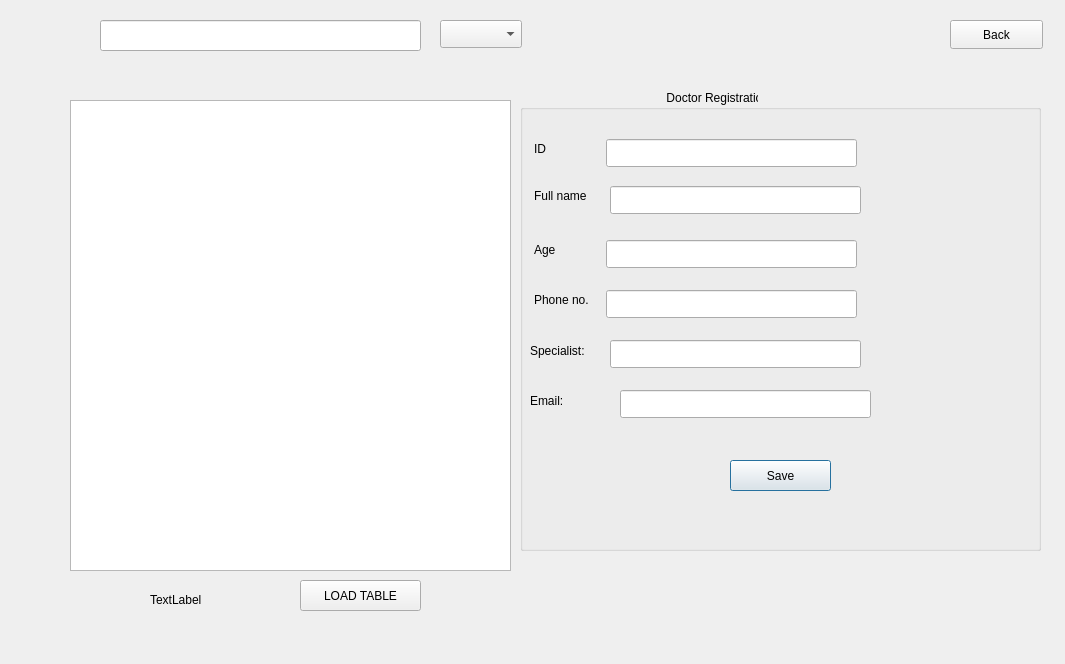
Above: Sqlite_DB/doctor.ui from AnishBharati/Qt-HMS before the change. Below: the same form after it.
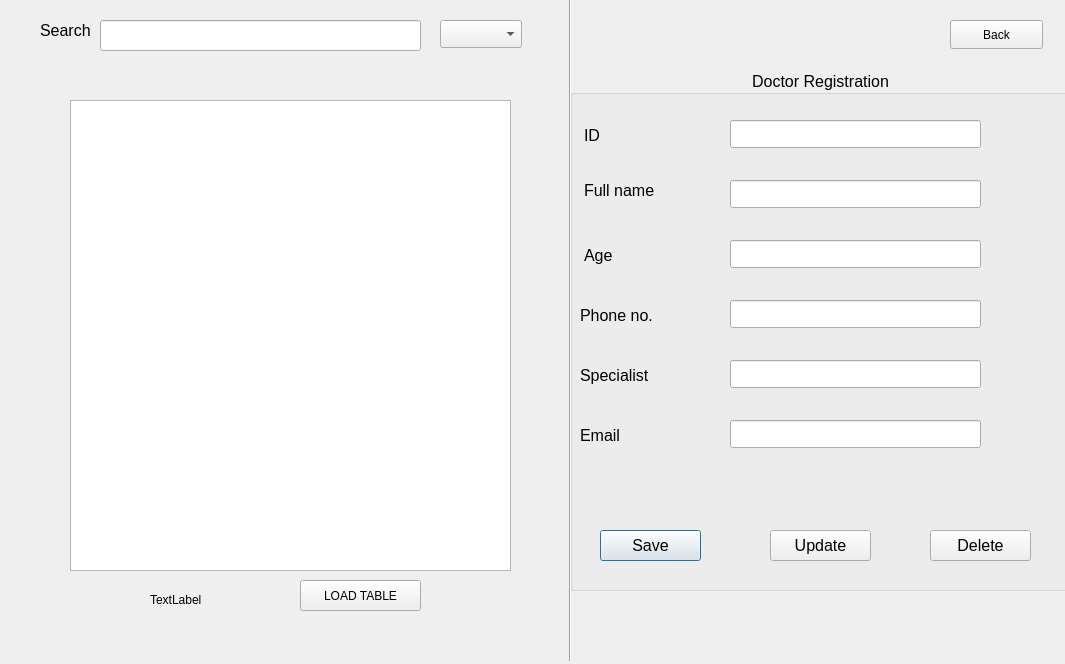
That is the form after the change.

```diff
--- a/Sqlite_DB/doctor.ui
+++ b/Sqlite_DB/doctor.ui
@@ -16,22 +16,30 @@
   <widget class="QGroupBox" name="groupBox">
    <property name="geometry">
     <rect>
-     <x>520</x>
-     <y>90</y>
-     <width>521</width>
-     <height>461</height>
+     <x>570</x>
+     <y>70</y>
+     <width>501</width>
+     <height>521</height>
     </rect>
    </property>
+   <property name="font">
+    <font>
+     <pointsize>12</pointsize>
+    </font>
+   </property>
    <property name="title">
-    <string>                                            Doctor Registration</string>
+    <string>Doctor Registration</string>
+   </property>
+   <property name="alignment">
+    <set>Qt::AlignCenter</set>
    </property>
    <widget class="QLabel" name="label_6">
     <property name="geometry">
      <rect>
       <x>14</x>
-      <y>49</y>
-      <width>16</width>
-      <height>20</height>
+      <y>50</y>
+      <width>41</width>
+      <height>31</height>
      </rect>
     </property>
     <property name="text">
@@ -41,8 +49,8 @@
    <widget class="QLineEdit" name="txt_id">
     <property name="geometry">
      <rect>
-      <x>86</x>
-      <y>49</y>
+      <x>160</x>
+      <y>50</y>
       <width>251</width>
       <height>28</height>
      </rect>
@@ -52,7 +60,7 @@
     <property name="geometry">
      <rect>
       <x>14</x>
-      <y>96</y>
+      <y>110</y>
       <width>91</width>
       <height>20</height>
      </rect>
@@ -64,8 +72,8 @@
    <widget class="QLineEdit" name="txt_name">
     <property name="geometry">
      <rect>
-      <x>90</x>
-      <y>96</y>
+      <x>160</x>
+      <y>110</y>
       <width>251</width>
       <height>28</height>
      </rect>
@@ -75,9 +83,9 @@
     <property name="geometry">
      <rect>
       <x>14</x>
-      <y>150</y>
-      <width>27</width>
-      <height>20</height>
+      <y>170</y>
+      <width>51</width>
+      <height>31</height>
      </rect>
     </property>
     <property name="text">
@@ -87,8 +95,8 @@
    <widget class="QLineEdit" name="txt_age">
     <property name="geometry">
      <rect>
-      <x>86</x>
-      <y>150</y>
+      <x>160</x>
+      <y>170</y>
       <width>251</width>
       <height>28</height>
      </rect>
@@ -97,10 +105,10 @@
    <widget class="QLabel" name="label_10">
     <property name="geometry">
      <rect>
-      <x>14</x>
-      <y>200</y>
-      <width>65</width>
-      <height>20</height>
+      <x>10</x>
+      <y>230</y>
+      <width>111</width>
+      <height>31</height>
      </rect>
     </property>
     <property name="text">
@@ -110,8 +118,8 @@
    <widget class="QLineEdit" name="txt_phone">
     <property name="geometry">
      <rect>
-      <x>86</x>
-      <y>200</y>
+      <x>160</x>
+      <y>230</y>
       <width>251</width>
       <height>28</height>
      </rect>
@@ -120,8 +128,8 @@
    <widget class="QPushButton" name="pushButton">
     <property name="geometry">
      <rect>
-      <x>210</x>
-      <y>370</y>
+      <x>30</x>
+      <y>460</y>
       <width>101</width>
       <height>31</height>
      </rect>
@@ -134,20 +142,20 @@
     <property name="geometry">
      <rect>
       <x>10</x>
-      <y>250</y>
-      <width>71</width>
-      <height>21</height>
+      <y>290</y>
+      <width>101</width>
+      <height>31</height>
      </rect>
     </property>
     <property name="text">
-     <string>Specialist:</string>
+     <string>Specialist</string>
     </property>
    </widget>
    <widget class="QLineEdit" name="txt_phone_2">
     <property name="geometry">
      <rect>
-      <x>90</x>
-      <y>250</y>
+      <x>160</x>
+      <y>290</y>
       <width>251</width>
       <height>28</height>
      </rect>
@@ -156,8 +164,8 @@
    <widget class="QLineEdit" name="txt_phone_3">
     <property name="geometry">
      <rect>
-      <x>100</x>
-      <y>300</y>
+      <x>160</x>
+      <y>350</y>
       <width>251</width>
       <height>28</height>
      </rect>
@@ -167,13 +175,39 @@
     <property name="geometry">
      <rect>
       <x>10</x>
-      <y>300</y>
-      <width>71</width>
-      <height>21</height>
+      <y>350</y>
+      <width>91</width>
+      <height>31</height>
      </rect>
     </property>
     <property name="text">
-     <string>Email:</string>
+     <string>Email</string>
+    </property>
+   </widget>
+   <widget class="QPushButton" name="pushButton_5">
+    <property name="geometry">
+     <rect>
+      <x>360</x>
+      <y>460</y>
+      <width>101</width>
+      <height>31</height>
+     </rect>
+    </property>
+    <property name="text">
+     <string>Delete</string>
+    </property>
+   </widget>
+   <widget class="QPushButton" name="pushButton_6">
+    <property name="geometry">
+     <rect>
+      <x>200</x>
+      <y>460</y>
+      <width>101</width>
+      <height>31</height>
+     </rect>
+    </property>
+    <property name="text">
+     <string>Update</string>
     </property>
    </widget>
   </widget>
@@ -244,6 +278,40 @@
      <width>321</width>
      <height>31</height>
     </rect>
+   </property>
+   <property name="echoMode">
+    <enum>QLineEdit::Normal</enum>
+   </property>
+  </widget>
+  <widget class="QLabel" name="label_3">
+   <property name="geometry">
+    <rect>
+     <x>40</x>
+     <y>20</y>
+     <width>63</width>
+     <height>20</height>
+    </rect>
+   </property>
+   <property name="font">
+    <font>
+     <pointsize>12</pointsize>
+    </font>
+   </property>
+   <property name="text">
+    <string>Search</string>
+   </property>
+  </widget>
+  <widget class="Line" name="line">
+   <property name="geometry">
+    <rect>
+     <x>560</x>
+     <y>-30</y>
+     <width>20</width>
+     <height>691</height>
+    </rect>
+   </property>
+   <property name="orientation">
+    <enum>Qt::Vertical</enum>
    </property>
   </widget>
  </widget>
```
Left out of the diff: 2 changed lines with no effect on the pictures.
